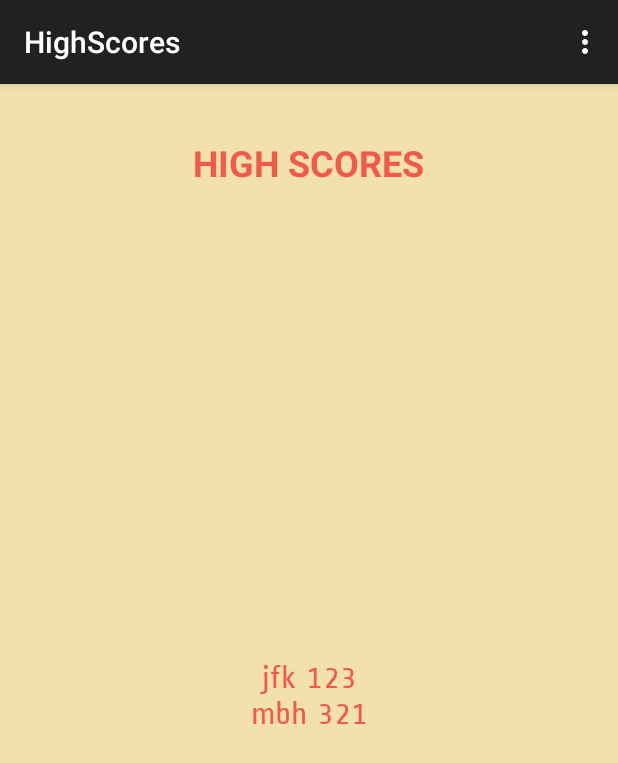
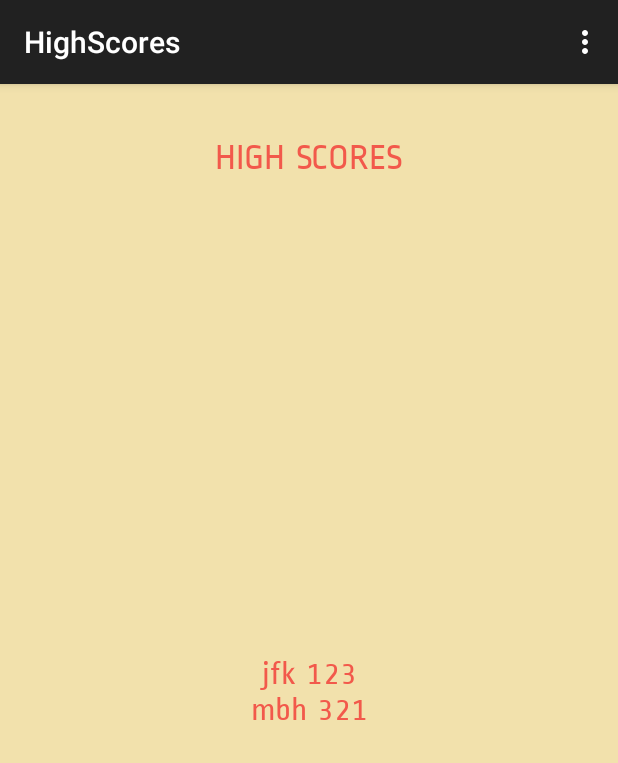
Before and after one commit to Best-Team-At-Hack-Rice/GuessHue, an Android app: the screen it shows after launch (HighScores), after a tap on "HIGH SCORES", on a phone screen of 412 x 824 dp. Shown: the top 763 px of the screen. Run offline under Robolectric (Android 15) with nearby library versions, the phone set to English and light mode, and no system bars.

Commit message:
Created wrapper classes for buttons and textviews so that we can use a custom font

```diff
--- /dev/null
+++ b/app/src/main/java/com/bestteamathackrice/guesshue/CustomButton.java
@@ -0,0 +1,31 @@
+package com.bestteamathackrice.guesshue;
+
+import android.content.Context;
+import android.util.AttributeSet;
+import android.widget.Button;
+
+/**
+ * Created by johnking on 1/31/15.
+ */
+public class CustomButton extends Button {
+    public CustomButton(Context context, AttributeSet attrs, int defStyle) {
+        super(context, attrs, defStyle);
+        init();
+    }
+
+    public CustomButton(Context context, AttributeSet attrs) {
+        super(context, attrs);
+        init();
+    }
+
+    public CustomButton(Context context) {
+        super(context);
+        init();
+    }
+
+    private void init() {
+        if (!isInEditMode()) {
+            setTypeface(GlobalSettingsActivity.type);
+        }
+    }
+}
--- /dev/null
+++ b/app/src/main/java/com/bestteamathackrice/guesshue/CustomTextView.java
@@ -0,0 +1,34 @@
+package com.bestteamathackrice.guesshue;
+
+import android.content.Context;
+import android.graphics.Typeface;
+import android.util.AttributeSet;
+import android.widget.TextView;
+
+/**
+ * Created by johnking on 1/31/15.
+ */
+public class CustomTextView extends TextView {
+
+    public CustomTextView(Context context, AttributeSet attrs, int defStyle) {
+        super(context, attrs, defStyle);
+        init();
+    }
+
+    public CustomTextView(Context context, AttributeSet attrs) {
+        super(context, attrs);
+        init();
+    }
+
+    public CustomTextView(Context context) {
+        super(context);
+        init();
+    }
+
+    private void init() {
+        if (!isInEditMode()) {
+            setTypeface(GlobalSettingsActivity.type);
+        }
+    }
+
+}
--- a/app/src/main/java/com/bestteamathackrice/guesshue/GlobalSettingsActivity.java
+++ b/app/src/main/java/com/bestteamathackrice/guesshue/GlobalSettingsActivity.java
@@ -8,7 +8,7 @@ import android.view.MenuItem;
 
 
 public class GlobalSettingsActivity extends ActionBarActivity {
-    protected Typeface type;
+    protected static Typeface type;
 
     @Override
     protected void onCreate(Bundle savedInstanceState) {
--- a/app/src/main/res/layout/activity_high_scores.xml
+++ b/app/src/main/res/layout/activity_high_scores.xml
@@ -7,7 +7,7 @@
     android:background="@color/HueBackground"
     tools:context="com.bestteamathackrice.guesshue.HighScores">
 
-    <TextView
+    <com.bestteamathackrice.guesshue.CustomTextView
         android:id="@+id/high_head"
         android:layout_width="wrap_content"
         android:layout_height="wrap_content"
@@ -18,7 +18,7 @@
         android:textSize="24sp"
         android:textStyle="bold" />
 
-    <TextView
+    <com.bestteamathackrice.guesshue.CustomTextView
         android:id="@+id/high_scores_list"
         android:layout_width="match_parent"
         android:layout_height="match_parent"
--- a/app/src/main/res/layout/activity_main.xml
+++ b/app/src/main/res/layout/activity_main.xml
@@ -12,7 +12,7 @@
         android:layout_height="wrap_content"
         android:src="@drawable/guesshue2" />
 
-    <Button
+    <com.bestteamathackrice.guesshue.CustomButton
         android:id="@+id/play_btn"
 
         android:text="@string/button_play"
@@ -29,7 +29,7 @@
         android:layout_centerHorizontal="true"
         android:layout_marginBottom="150dp" />
 
-    <Button
+    <com.bestteamathackrice.guesshue.CustomButton
         android:id="@+id/high_scores_btn"
 
         android:text="@string/high_scores"
```
